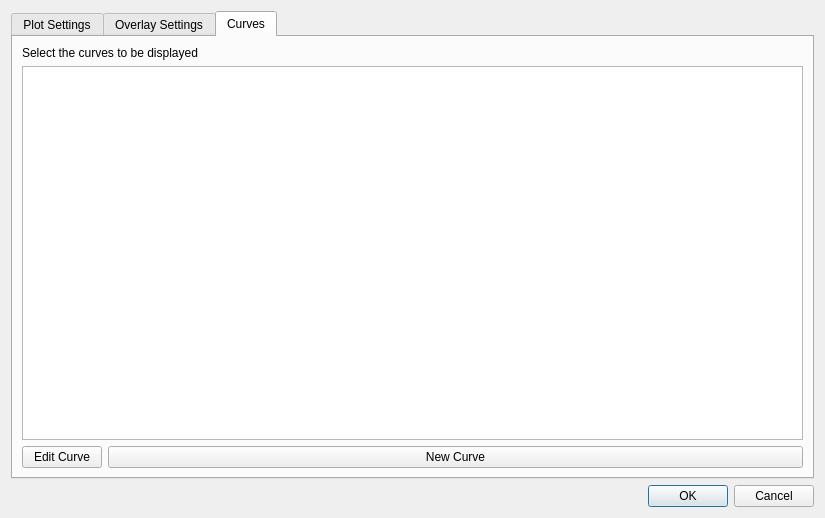
arntanguy/STS-simulator, file plotcontroldialog.ui: the form before one commit.
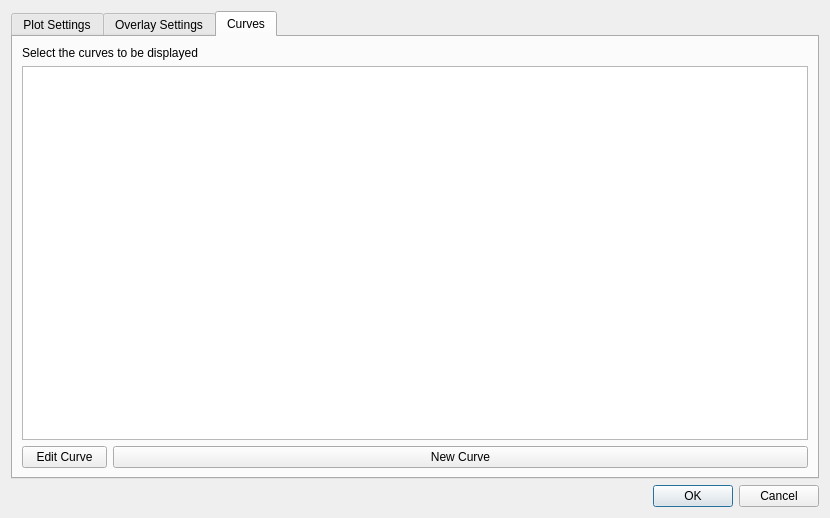
The form after the commit. Custom widgets are drawn as their Qt base class.

The edit to the form file:
```diff
--- a/plotcontroldialog.ui
+++ b/plotcontroldialog.ui
@@ -6,7 +6,7 @@
    <rect>
     <x>0</x>
     <y>0</y>
-    <width>735</width>
+    <width>830</width>
     <height>518</height>
    </rect>
   </property>
```
